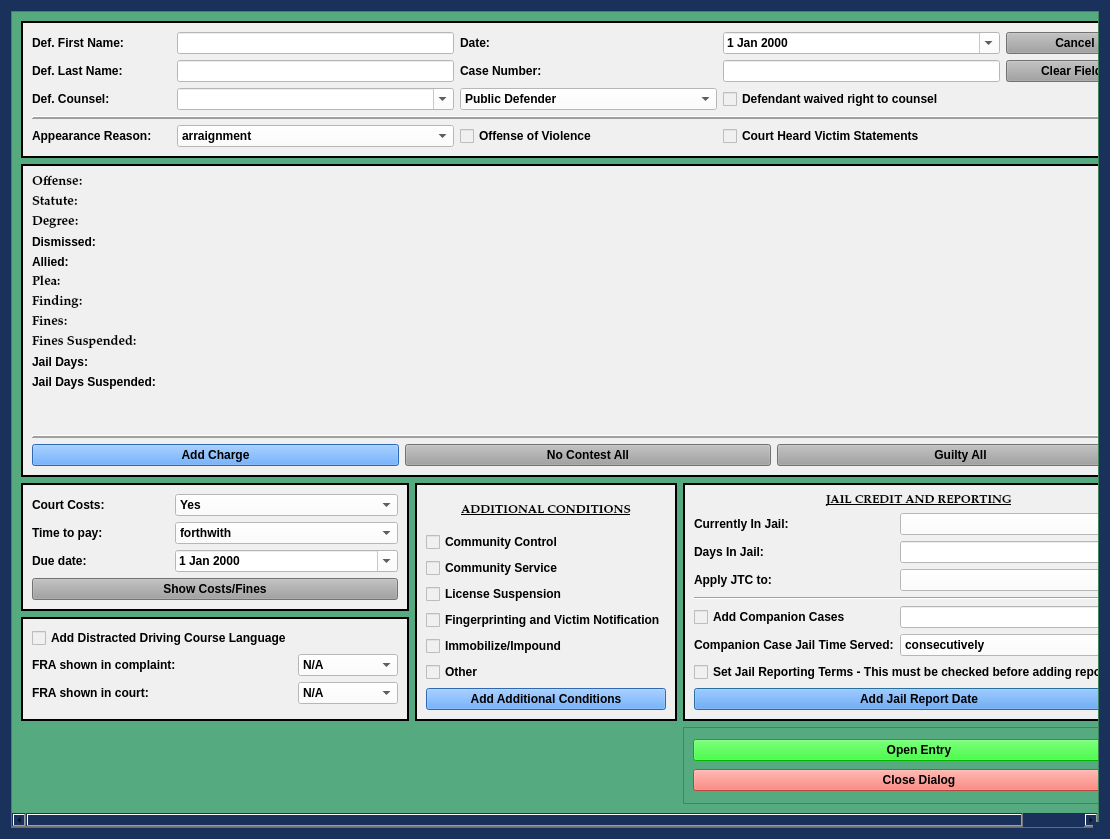
First picture: the form in munientry/views/ui/JailCCPleaDialog.ui, repository HunterProgram22/MuniEntry, before the edit.
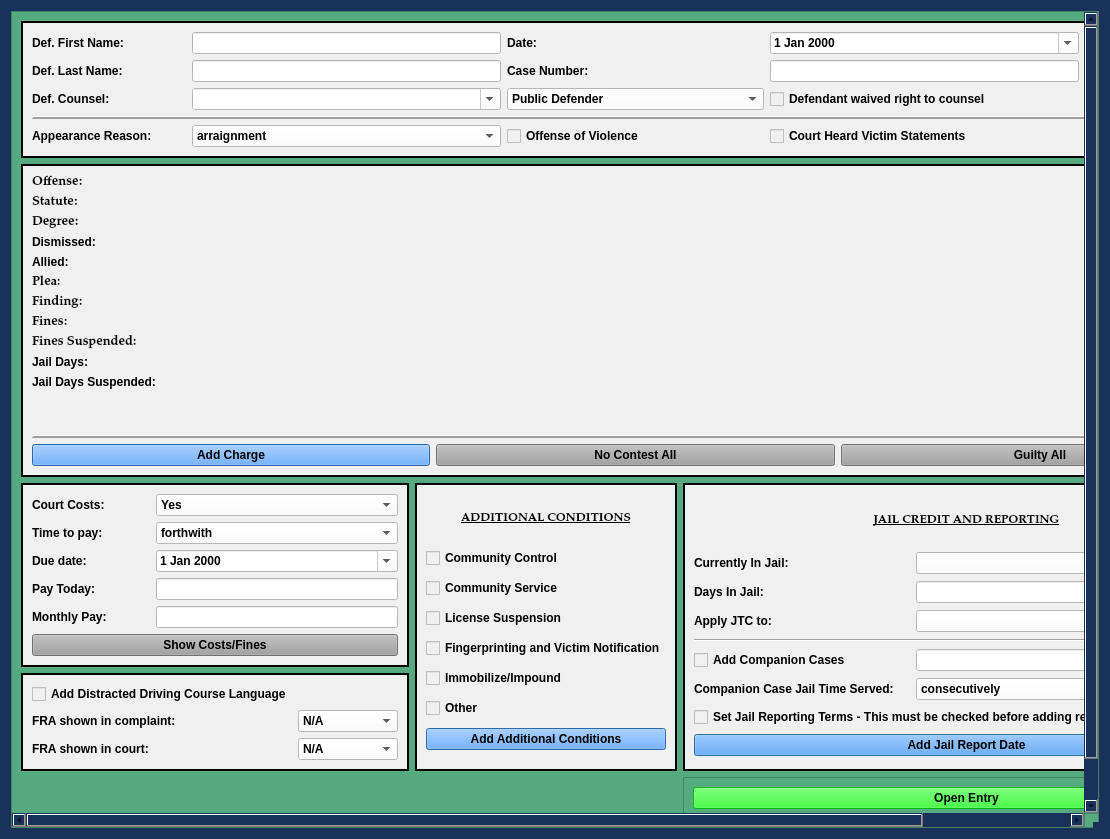
Second picture: the form after the edit. Custom widgets are drawn as their Qt base class.

Commit message: Jail CC Dialog updated with new Court Costs.

```diff
--- a/munientry/views/ui/JailCCPleaDialog.ui
+++ b/munientry/views/ui/JailCCPleaDialog.ui
@@ -171,15 +171,15 @@
        <rect>
         <x>0</x>
         <y>0</y>
-        <width>1128</width>
-        <height>877</height>
+        <width>1279</width>
+        <height>930</height>
        </rect>
       </property>
       <property name="focusPolicy">
        <enum>Qt::StrongFocus</enum>
       </property>
-      <layout class="QGridLayout" name="gridLayout_4" columnstretch="2,2,3">
-       <item row="0" column="0" colspan="3">
+      <layout class="QGridLayout" name="gridLayout_4">
+       <item row="0" column="0" colspan="4">
         <widget class="QFrame" name="case_name_Frame">
          <property name="sizePolicy">
           <sizepolicy hsizetype="Preferred" vsizetype="Preferred">
@@ -405,168 +405,7 @@
          </layout>
         </widget>
        </item>
-       <item row="2" column="0">
-        <widget class="QFrame" name="costs_frame">
-         <property name="sizePolicy">
-          <sizepolicy hsizetype="Preferred" vsizetype="Preferred">
-           <horstretch>0</horstretch>
-           <verstretch>0</verstretch>
-          </sizepolicy>
-         </property>
-         <property name="styleSheet">
-          <string notr="true">background-color: rgb(240, 240, 240);</string>
-         </property>
-         <property name="frameShape">
-          <enum>QFrame::Box</enum>
-         </property>
-         <property name="frameShadow">
-          <enum>QFrame::Plain</enum>
-         </property>
-         <property name="lineWidth">
-          <number>2</number>
-         </property>
-         <layout class="QGridLayout" name="gridLayout_5" columnstretch="1,0">
-          <item row="3" column="1">
-           <widget class="NoScrollDateEdit" name="balance_due_date">
-            <property name="focusPolicy">
-             <enum>Qt::StrongFocus</enum>
-            </property>
-            <property name="styleSheet">
-             <string notr="true">color: rgb(0, 0, 0);
-background-color: rgb(255, 255, 255);</string>
-            </property>
-            <property name="calendarPopup">
-             <bool>true</bool>
-            </property>
-           </widget>
-          </item>
-          <item row="4" column="0" colspan="2">
-           <widget class="QPushButton" name="costs_and_fines_Button">
-            <property name="sizePolicy">
-             <sizepolicy hsizetype="Preferred" vsizetype="Fixed">
-              <horstretch>0</horstretch>
-              <verstretch>0</verstretch>
-             </sizepolicy>
-            </property>
-            <property name="focusPolicy">
-             <enum>Qt::NoFocus</enum>
-            </property>
-            <property name="styleSheet">
-             <string notr="true">background-color: rgb(160, 160, 160);</string>
-            </property>
-            <property name="text">
-             <string>Show Costs/Fines</string>
-            </property>
-            <property name="flat">
-             <bool>false</bool>
-            </property>
-           </widget>
-          </item>
-          <item row="1" column="0">
-           <widget class="QLabel" name="label_11">
-            <property name="text">
-             <string>Court Costs:</string>
-            </property>
-           </widget>
-          </item>
-          <item row="2" column="0">
-           <widget class="QLabel" name="label_9">
-            <property name="text">
-             <string>Time to pay:</string>
-            </property>
-           </widget>
-          </item>
-          <item row="2" column="1">
-           <widget class="NoScrollComboBox" name="ability_to_pay_box">
-            <property name="focusPolicy">
-             <enum>Qt::StrongFocus</enum>
-            </property>
-            <property name="styleSheet">
-             <string notr="true">background-color: rgb(255, 255, 255);</string>
-            </property>
-            <item>
-             <property name="text">
-              <string>forthwith</string>
-             </property>
-            </item>
-            <item>
-             <property name="text">
-              <string>within 30 days</string>
-             </property>
-            </item>
-            <item>
-             <property name="text">
-              <string>within 60 days</string>
-             </property>
-            </item>
-            <item>
-             <property name="text">
-              <string>within 90 days</string>
-             </property>
-            </item>
-            <item>
-             <property name="text">
-              <string>while on Community Control</string>
-             </property>
-            </item>
-            <item>
-             <property name="text">
-              <string>while on the OVI Docket</string>
-             </property>
-            </item>
-            <item>
-             <property name="text">
-              <string>while on Mission Court</string>
-             </property>
-            </item>
-            <item>
-             <property name="text">
-              <string>while on the Mental Health Docket</string>
-             </property>
-            </item>
-           </widget>
-          </item>
-          <item row="1" column="1">
-           <widget class="NoScrollComboBox" name="court_costs_box">
-            <property name="focusPolicy">
-             <enum>Qt::StrongFocus</enum>
-            </property>
-            <property name="styleSheet">
-             <string notr="true">background-color: rgb(255, 255, 255);</string>
-            </property>
-            <item>
-             <property name="text">
-              <string>Yes</string>
-             </property>
-            </item>
-            <item>
-             <property name="text">
-              <string>Waived</string>
-             </property>
-            </item>
-            <item>
-             <property name="text">
-              <string>Imposed in companion case</string>
-             </property>
-            </item>
-            <item>
-             <property name="text">
-              <string>No</string>
-             </property>
-            </item>
-           </widget>
-          </item>
-          <item row="3" column="0">
-           <widget class="QLabel" name="label_18">
-            <property name="text">
-             <string>Due date:</string>
-            </property>
-           </widget>
-          </item>
-         </layout>
-        </widget>
-       </item>
-       <item row="2" column="1" rowspan="2">
+       <item row="3" column="2" rowspan="2">
         <widget class="QFrame" name="frame_6">
          <property name="sizePolicy">
           <sizepolicy hsizetype="Preferred" vsizetype="Preferred">
@@ -679,7 +518,7 @@
          </layout>
         </widget>
        </item>
-       <item row="2" column="2" rowspan="2">
+       <item row="3" column="3" rowspan="2">
         <widget class="QFrame" name="jail_time_credit_frame">
          <property name="styleSheet">
           <string notr="true">background-color: rgb(240, 240, 240);
@@ -865,7 +704,7 @@
          </layout>
         </widget>
        </item>
-       <item row="3" column="0">
+       <item row="4" column="0" colspan="2">
         <widget class="QFrame" name="fra_frame">
          <property name="sizePolicy">
           <sizepolicy hsizetype="Preferred" vsizetype="Preferred">
@@ -972,7 +811,7 @@
          </layout>
         </widget>
        </item>
-       <item row="4" column="2">
+       <item row="5" column="3">
         <widget class="QFrame" name="frame_2">
          <property name="frameShape">
           <enum>QFrame::StyledPanel</enum>
@@ -1013,7 +852,7 @@
          </layout>
         </widget>
        </item>
-       <item row="1" column="0" colspan="3">
+       <item row="1" column="0" rowspan="2" colspan="4">
         <widget class="QFrame" name="frame">
          <property name="sizePolicy">
           <sizepolicy hsizetype="Preferred" vsizetype="Preferred">
@@ -1263,6 +1102,161 @@
          </layout>
         </widget>
        </item>
+       <item row="3" column="0" colspan="2">
+        <widget class="QFrame" name="frame_5">
+         <property name="sizePolicy">
+          <sizepolicy hsizetype="Preferred" vsizetype="Preferred">
+           <horstretch>0</horstretch>
+           <verstretch>0</verstretch>
+          </sizepolicy>
+         </property>
+         <property name="styleSheet">
+          <string notr="true">background-color: rgb(240, 240, 240);</string>
+         </property>
+         <property name="frameShape">
+          <enum>QFrame::Box</enum>
+         </property>
+         <property name="frameShadow">
+          <enum>QFrame::Plain</enum>
+         </property>
+         <property name="lineWidth">
+          <number>2</number>
+         </property>
+         <layout class="QGridLayout" name="gridLayout_5">
+          <item row="5" column="0">
+           <widget class="QLabel" name="pay_today_label">
+            <property name="text">
+             <string>Pay Today:</string>
+            </property>
+           </widget>
+          </item>
+          <item row="3" column="1" colspan="2">
+           <widget class="NoScrollDateEdit" name="balance_due_date">
+            <property name="styleSheet">
+             <string notr="true">color: rgb(0, 0, 0);
+background-color: rgb(255, 255, 255);</string>
+            </property>
+            <property name="calendarPopup">
+             <bool>true</bool>
+            </property>
+           </widget>
+          </item>
+          <item row="3" column="0">
+           <widget class="QLabel" name="balance_due_date_label">
+            <property name="text">
+             <string>Due date:</string>
+            </property>
+           </widget>
+          </item>
+          <item row="2" column="1" colspan="2">
+           <widget class="NoScrollComboBox" name="ability_to_pay_box">
+            <property name="styleSheet">
+             <string notr="true">background-color: rgb(255, 255, 255);</string>
+            </property>
+            <item>
+             <property name="text">
+              <string>forthwith</string>
+             </property>
+            </item>
+            <item>
+             <property name="text">
+              <string>monthly pay</string>
+             </property>
+            </item>
+            <item>
+             <property name="text">
+              <string>partial forthwith then monthly pay</string>
+             </property>
+            </item>
+           </widget>
+          </item>
+          <item row="1" column="1" colspan="2">
+           <widget class="NoScrollComboBox" name="court_costs_box">
+            <property name="styleSheet">
+             <string notr="true">background-color: rgb(255, 255, 255);</string>
+            </property>
+            <item>
+             <property name="text">
+              <string>Yes</string>
+             </property>
+            </item>
+            <item>
+             <property name="text">
+              <string>Waived</string>
+             </property>
+            </item>
+            <item>
+             <property name="text">
+              <string>Imposed in companion case</string>
+             </property>
+            </item>
+            <item>
+             <property name="text">
+              <string>No</string>
+             </property>
+            </item>
+           </widget>
+          </item>
+          <item row="1" column="0">
+           <widget class="QLabel" name="label_11">
+            <property name="text">
+             <string>Court Costs:</string>
+            </property>
+           </widget>
+          </item>
+          <item row="6" column="1" colspan="2">
+           <widget class="QLineEdit" name="monthly_pay_box">
+            <property name="styleSheet">
+             <string notr="true">background-color: rgb(255, 255, 255);</string>
+            </property>
+           </widget>
+          </item>
+          <item row="7" column="0" colspan="3">
+           <widget class="QPushButton" name="costs_and_fines_Button">
+            <property name="sizePolicy">
+             <sizepolicy hsizetype="Preferred" vsizetype="Fixed">
+              <horstretch>0</horstretch>
+              <verstretch>0</verstretch>
+             </sizepolicy>
+            </property>
+            <property name="focusPolicy">
+             <enum>Qt::NoFocus</enum>
+            </property>
+            <property name="styleSheet">
+             <string notr="true">background-color: rgb(160, 160, 160);</string>
+            </property>
+            <property name="text">
+             <string>Show Costs/Fines</string>
+            </property>
+            <property name="flat">
+             <bool>false</bool>
+            </property>
+           </widget>
+          </item>
+          <item row="6" column="0">
+           <widget class="QLabel" name="monthly_pay_label">
+            <property name="text">
+             <string>Monthly Pay:</string>
+            </property>
+           </widget>
+          </item>
+          <item row="2" column="0">
+           <widget class="QLabel" name="label_9">
+            <property name="text">
+             <string>Time to pay:</string>
+            </property>
+           </widget>
+          </item>
+          <item row="5" column="1" colspan="2">
+           <widget class="QLineEdit" name="pay_today_box">
+            <property name="styleSheet">
+             <string notr="true">background-color: rgb(255, 255, 255);</string>
+            </property>
+           </widget>
+          </item>
+         </layout>
+        </widget>
+       </item>
       </layout>
      </widget>
     </widget>
```
Left out of the diff: 3 changed lines with no effect on the pictures. The commit also changes 2 other files.
